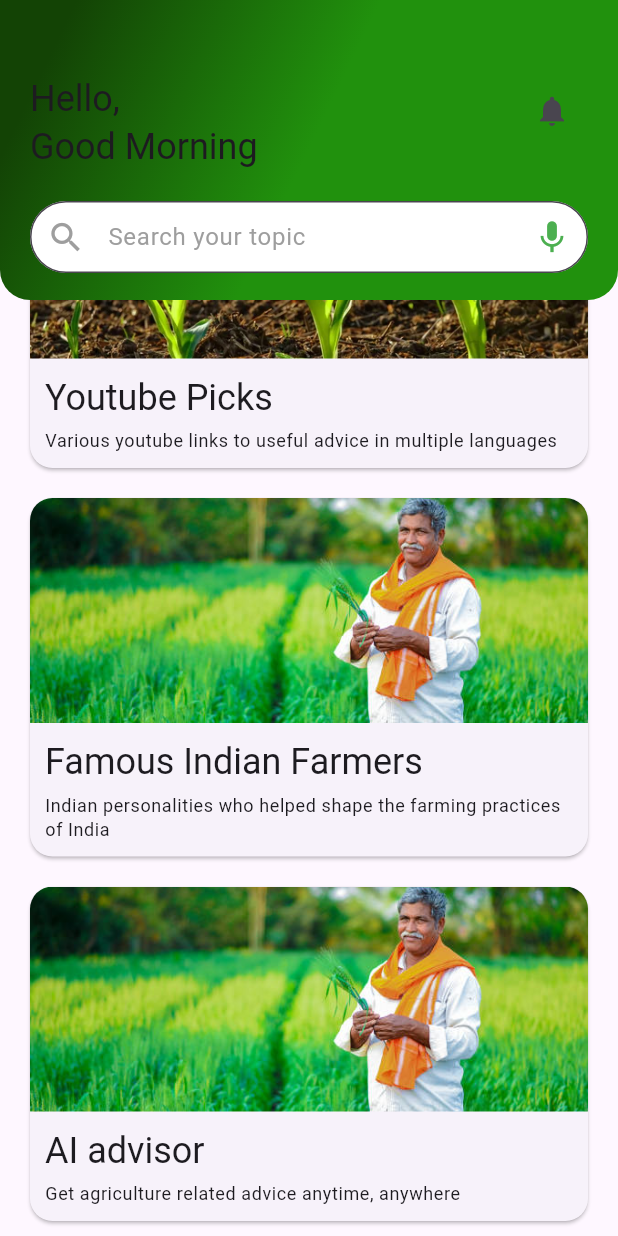
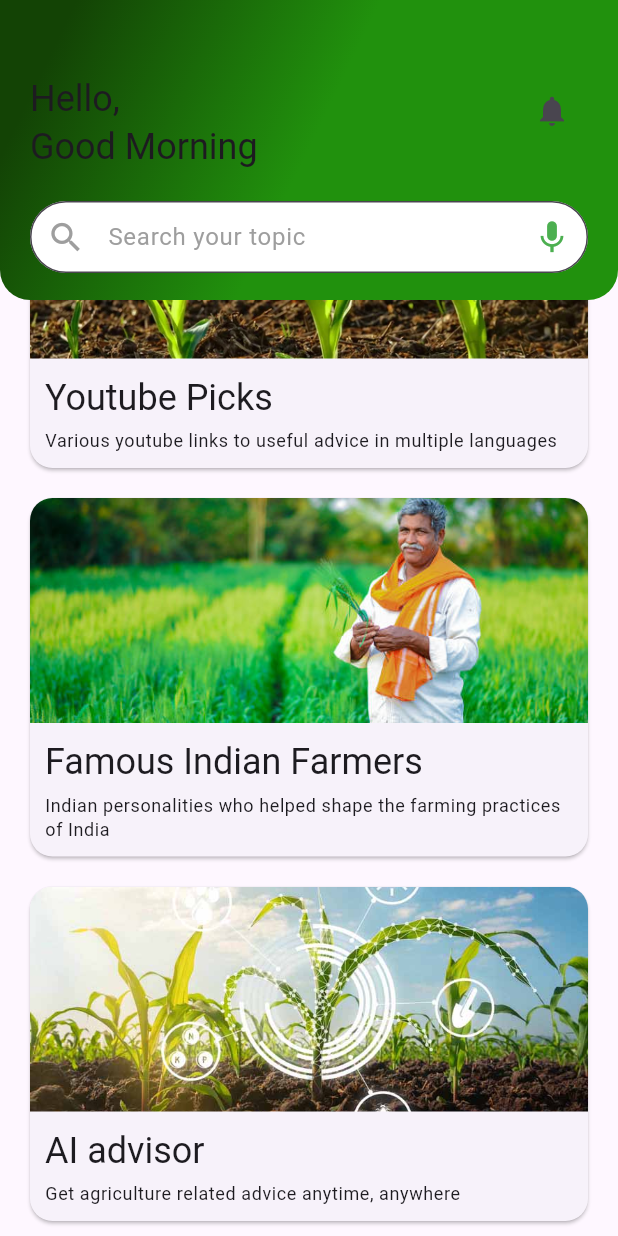
Before and after one commit to gargibendale/SmartKrishi, a Flutter app: the screen it shows after launch, scrolled down 940 dp, on a phone screen of 412 x 824 dp. Run offline on Flutter 3.47's test engine with Material 3 defaults, Android fonts, the phone set to English and light mode, and no system bars; our stand-ins replace animate_do, firebase_auth, firebase_core, flutter_markdown, google_generative_ai, image_picker; accounts and stored records are empty.

Commit message:
photo commit

```diff
--- a/lib/featured_screen.dart
+++ b/lib/featured_screen.dart
@@ -94,7 +94,7 @@ class Body extends StatelessWidget {
             },
           ),
           ProductServiceCard(
-            imageUrl: 'assets/famous farmer.jpg',
+            imageUrl: 'assets/farmerbot.jpg',
             title: 'AI advisor',
             description: 'Get agriculture related advice anytime, anywhere',
             onTap: () {
--- a/pubspec.yaml
+++ b/pubspec.yaml
@@ -41,3 +41,4 @@ flutter:
     - assets/famous farmer.jpg
     - assets/farmer phone.jpg
     - assets/farmerphone.jpg
+    - assets/farmerbot.jpg
```
Also changed, not shown: assets/farmerbot.jpg (added).
